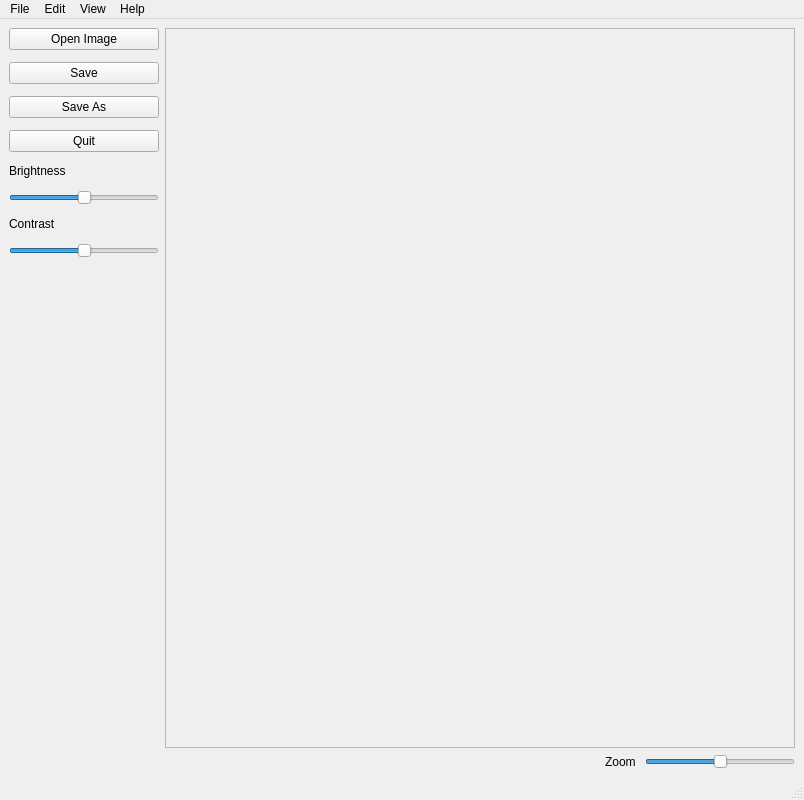
First picture: the form in mainwindow.ui, repository ahakan/delta, before the edit.
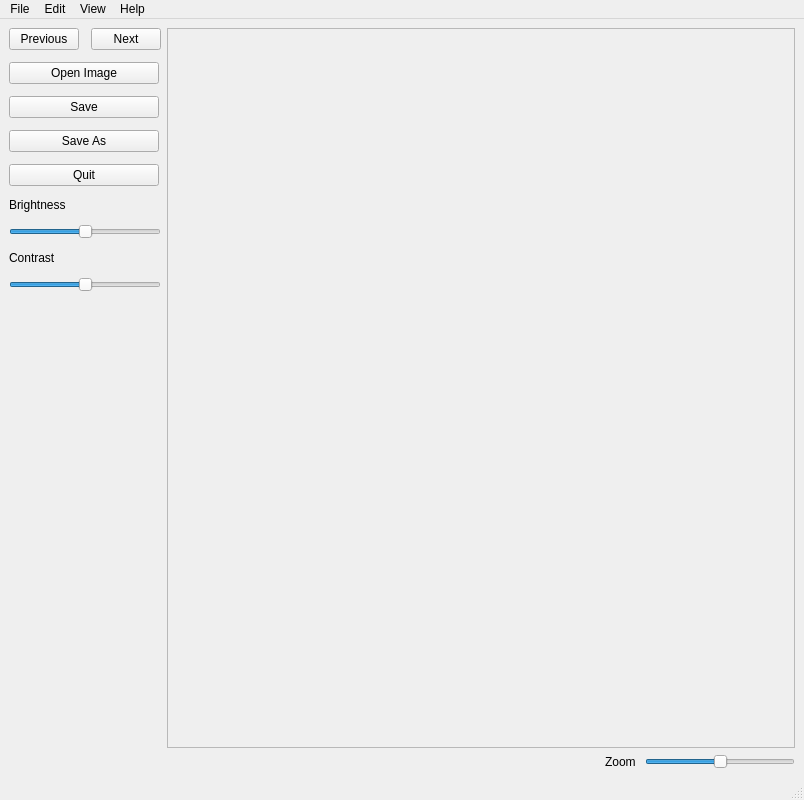
Second picture: the form after the edit.

Commit message: add next image button

The edit to the form file:
```diff
--- a/mainwindow.ui
+++ b/mainwindow.ui
@@ -159,7 +159,7 @@
         <property name="verticalSpacing">
          <number>12</number>
         </property>
-        <item row="0" column="0">
+        <item row="1" column="0">
          <widget class="QPushButton" name="OpenImageButton">
           <property name="sizePolicy">
            <sizepolicy hsizetype="Minimum" vsizetype="Fixed">
@@ -178,7 +178,7 @@
           </property>
          </widget>
         </item>
-        <item row="1" column="0">
+        <item row="2" column="0">
          <widget class="QPushButton" name="SaveImageButton">
           <property name="minimumSize">
            <size>
@@ -194,7 +194,7 @@
           </property>
          </widget>
         </item>
-        <item row="2" column="0">
+        <item row="3" column="0">
          <widget class="QPushButton" name="SaveAsImageButton">
           <property name="minimumSize">
            <size>
@@ -207,7 +207,7 @@
           </property>
          </widget>
         </item>
-        <item row="3" column="0">
+        <item row="4" column="0">
          <widget class="QPushButton" name="QuitButton">
           <property name="minimumSize">
            <size>
@@ -220,7 +220,7 @@
           </property>
          </widget>
         </item>
-        <item row="4" column="1">
+        <item row="5" column="1">
          <widget class="QLabel" name="BrightnessLabel">
           <property name="minimumSize">
            <size>
@@ -233,7 +233,7 @@
           </property>
          </widget>
         </item>
-        <item row="5" column="1">
+        <item row="6" column="1">
          <widget class="QSlider" name="horizontalSlider">
           <property name="minimumSize">
            <size>
@@ -255,14 +255,14 @@
           </property>
          </widget>
         </item>
-        <item row="6" column="1">
+        <item row="7" column="1">
          <widget class="QLabel" name="ContrastLabel">
           <property name="text">
            <string>Contrast</string>
           </property>
          </widget>
         </item>
-        <item row="7" column="1">
+        <item row="8" column="1">
          <widget class="QSlider" name="ContrastSlider">
           <property name="maximum">
            <number>200</number>
@@ -275,7 +275,7 @@
           </property>
          </widget>
         </item>
-        <item row="8" column="1">
+        <item row="9" column="1">
          <spacer name="horizontalSpacer">
           <property name="orientation">
            <enum>Qt::Horizontal</enum>
@@ -288,6 +288,42 @@
           </property>
          </spacer>
         </item>
+        <item row="0" column="0">
+         <layout class="QHBoxLayout" name="horizontalLayout_4">
+          <property name="leftMargin">
+           <number>0</number>
+          </property>
+          <property name="bottomMargin">
+           <number>0</number>
+          </property>
+          <item>
+           <widget class="QPushButton" name="previousButton">
+            <property name="maximumSize">
+             <size>
+              <width>70</width>
+              <height>16777215</height>
+             </size>
+            </property>
+            <property name="text">
+             <string>Previous</string>
+            </property>
+           </widget>
+          </item>
+          <item>
+           <widget class="QPushButton" name="nextButton">
+            <property name="maximumSize">
+             <size>
+              <width>70</width>
+              <height>16777215</height>
+             </size>
+            </property>
+            <property name="text">
+             <string>Next</string>
+            </property>
+           </widget>
+          </item>
+         </layout>
+        </item>
        </layout>
       </item>
      </layout>
```
The commit also changes 4 other files.
